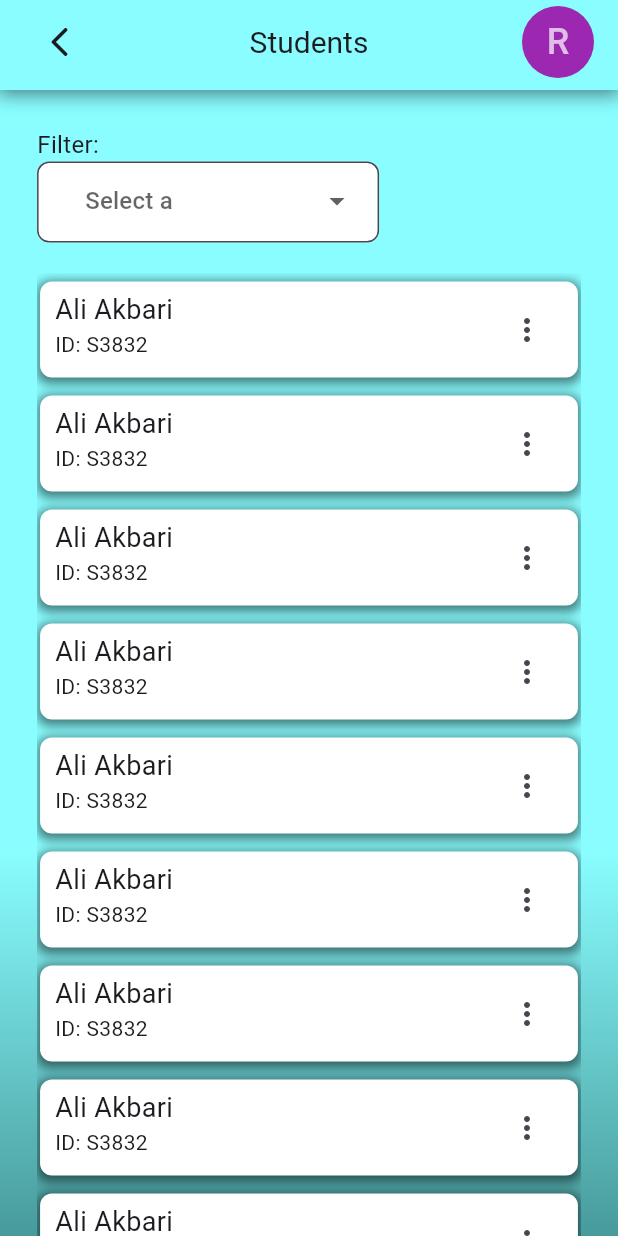
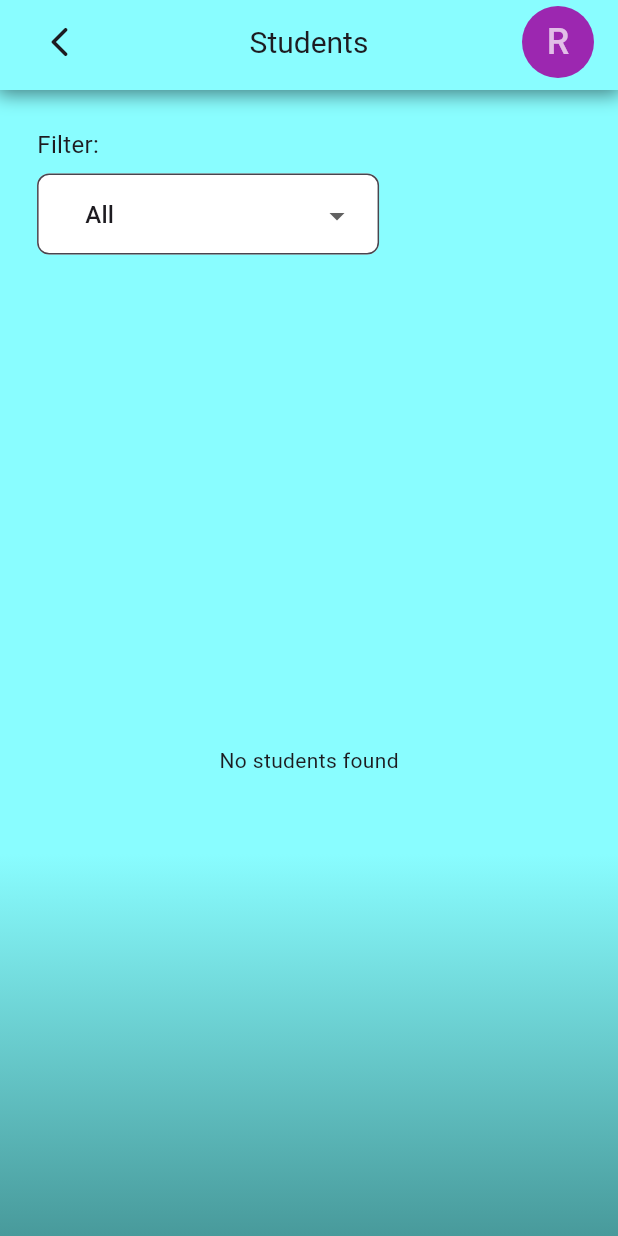
Before and after one commit to Yahya-hossaini/Registration-System, a Flutter app: the StudentsListScreen screen opened by its route, on a phone screen of 412 x 824 dp. Run offline on Flutter 3.47's test engine with Material 3 defaults, Android fonts, the phone set to English and light mode, and no system bars; our stand-ins replace dropdown_button2, sqflite; accounts and stored records are empty.

Commit message:
Setting up configurations for students_list_screen:
showing the students data in a list.
filtering then based on their department.
creating buttons for delete and edit.

```diff
--- a/lib/database_helper.dart
+++ b/lib/database_helper.dart
@@ -46,10 +46,20 @@ class DatabaseHelper {
 
   Future<List<Map<String, dynamic>>> getAllRegistrations() async {
     final db = await instance.database;
-    return await db.query('registrations'); // Replace with your actual table name
+    return await db.query('registrations');
   }
 
-  // Future<List<String>> getAllNames() async {
+  Future<int> deleteStudent(int id) async {
+    final db = await instance.database;
+    return await db.delete(
+      'registrations',
+      where: 'id = ?',
+      whereArgs: [id],
+    );
+  }
+
+
+// Future<List<String>> getAllNames() async {
   //   final db = await instance.database;
   //
   //   final result = await db.query(
--- a/lib/screens/students_list_screen.dart
+++ b/lib/screens/students_list_screen.dart
@@ -1,6 +1,9 @@
 import 'package:flutter/material.dart';
+import 'package:provider/provider.dart';
 import 'package:registration_system/widgets/custom_appbar.dart';
 import 'package:dropdown_button2/dropdown_button2.dart';
+import '../data_provider.dart';
+import '../database_helper.dart';
 
 class StudentsListScreen extends StatefulWidget {
   static const routeName = '/students-list-Screen';
@@ -18,105 +21,35 @@ class _StudentsListScreenState extends State<StudentsListScreen> {
     'Only Network',
     'Only Database'
   ];
-  String? _selectedValue;
+  String? _selectedValue = 'All';
 
-  List<Map<String, dynamic>> students = [
-    {
-      'id': 'S3832',
-      'name': 'Ali',
-      'last name': 'Akbari',
-      'age': 20,
-      'department': 'Software',
-    },
-    {
-      'id': 'S3832',
-      'name': 'Ali',
-      'last name': 'Akbari',
-      'age': 20,
-      'department': 'Software',
-    },
-    {
-      'id': 'S3832',
-      'name': 'Ali',
-      'last name': 'Akbari',
-      'age': 20,
-      'department': 'Software',
-    },
-    {
-      'id': 'S3832',
-      'name': 'Ali',
-      'last name': 'Akbari',
-      'age': 20,
-      'department': 'Software',
-    },
-    {
-      'id': 'S3832',
-      'name': 'Ali',
-      'last name': 'Akbari',
-      'age': 20,
-      'department': 'Software',
-    },
-    {
-      'id': 'S3832',
-      'name': 'Ali',
-      'last name': 'Akbari',
-      'age': 20,
-      'department': 'Software',
-    },
-    {
-      'id': 'S3832',
-      'name': 'Ali',
-      'last name': 'Akbari',
-      'age': 20,
-      'department': 'Software',
-    },
-    {
-      'id': 'S3832',
-      'name': 'Ali',
-      'last name': 'Akbari',
-      'age': 20,
-      'department': 'Software',
-    },
-    {
-      'id': 'S3832',
-      'name': 'Ali',
-      'last name': 'Akbari',
-      'age': 20,
-      'department': 'Software',
-    },
-    {
-      'id': 'S3832',
-      'name': 'Ali',
-      'last name': 'Akbari',
-      'age': 20,
-      'department': 'Software',
-    },
-    {
-      'id': 'S3832',
-      'name': 'Ali',
-      'last name': 'Akbari',
-      'age': 20,
-      'department': 'Software',
-    },
-    {
-      'id': 'S3832',
-      'name': 'Ali',
-      'last name': 'Akbari',
-      'age': 20,
-      'department': 'Software',
-    },
-    {
-      'id': 'S3832',
-      'name': 'Ali',
-      'last name': 'Akbari',
-      'age': 20,
-      'department': 'Software',
-    },
-  ];
+  @override
+  void initState() {
+    super.initState();
+    Future.microtask(() =>
+        Provider.of<DataProvider>(context, listen: false)
+            .fetchRegisteredStudents());
+  }
 
   @override
   Widget build(BuildContext context) {
     final size = MediaQuery.of(context).size;
+    final students = Provider.of<DataProvider>(context).registration;
+
+    // Filter logic
+    List<Map<String, dynamic>> filteredStudents = _selectedValue == 'All'
+        ? students
+        : students.where((student) {
+      final department = student['department']?.toString().toLowerCase() ?? '';
+      if (_selectedValue == 'Only Software') {
+        return department == 'software';
+      } else if (_selectedValue == 'Only Network') {
+        return department == 'network';
+      } else if (_selectedValue == 'Only Database') {
+        return department == 'database';
+      }
+      return true;
+    }).toList();
 
     return Scaffold(
       appBar: CustomAppBar().buildPreferredSize(context, 'Students'),
@@ -139,17 +72,11 @@ class _StudentsListScreenState extends State<StudentsListScreen> {
             right: size.width * 0.06,
             top: size.height * 0.03,
           ),
-          child: Center(
           child: Column(
             crossAxisAlignment: CrossAxisAlignment.start,
             children: [
-                Column(
-                  crossAxisAlignment: CrossAxisAlignment.start,
-                  children: [
-                    const Text(
-                      'Filter:',
-                      style: TextStyle(fontSize: 16),
-                    ),
+              const Text('Filter:', style: TextStyle(fontSize: 16)),
+              const SizedBox(height: 8),
               SizedBox(
                 width: 228,
                 height: 54,
@@ -157,51 +84,35 @@ class _StudentsListScreenState extends State<StudentsListScreen> {
                   decoration: InputDecoration(
                     filled: true,
                     fillColor: Colors.white,
-                          hintText: 'Select a department',
                     border: OutlineInputBorder(
                       borderRadius: BorderRadius.circular(8),
                     ),
                   ),
                   isExpanded: true,
-                        hint: const Text(
-                          'Select a department',
-                          style: TextStyle(fontSize: 16),
-                        ),
+                  hint: const Text('Select a department', style: TextStyle(fontSize: 16)),
                   value: _selectedValue,
                   onChanged: (String? newValue) {
                     setState(() {
                       _selectedValue = newValue;
                     });
                   },
-                        items: _options
-                            .map(
-                              (item) => DropdownMenuItem(
+                  items: _options.map((item) => DropdownMenuItem(
                     value: item,
-                                child: Text(
-                                  item,
-                                  style: const TextStyle(
-                                    fontSize: 16,
+                    child: Text(item, style: const TextStyle(fontSize: 16)),
+                  )).toList(),
                 ),
               ),
-                              ),
-                            )
-                            .toList(),
-                      ),
-                    ),
-                  ],
-                ),
-                const SizedBox(
-                  height: 20,
-                ),
+              const SizedBox(height: 20),
               Expanded(
-                  child: ListView.builder(
-                    itemCount: students.length,
+                child: filteredStudents.isEmpty
+                    ? const Center(child: Text('No students found'))
+                    : ListView.builder(
+                  itemCount: filteredStudents.length,
                   itemBuilder: (context, index) {
+                    final student = filteredStudents[index];
                     return Container(
-                        padding: const EdgeInsets.symmetric(
-                            horizontal: 10, vertical: 6),
-                        margin: const EdgeInsets.symmetric(
-                            vertical: 6, horizontal: 2),
+                      padding: const EdgeInsets.symmetric(horizontal: 10, vertical: 6),
+                      margin: const EdgeInsets.symmetric(vertical: 6, horizontal: 2),
                       decoration: BoxDecoration(
                         color: Colors.white,
                         borderRadius: BorderRadius.circular(8),
@@ -221,17 +132,35 @@ class _StudentsListScreenState extends State<StudentsListScreen> {
                         children: [
                           Column(
                             crossAxisAlignment: CrossAxisAlignment.start,
+                            mainAxisAlignment: MainAxisAlignment.center,
                             children: [
                               Text(
-                                  '${students[index]['name']} ${students[index]['last name']}',
+                                '${student['name']} ${student['lastName']}',
                                 style: const TextStyle(fontSize: 18),
                               ),
-                                Text('ID: ${students[index]['id']}'),
+                              Text('ID: ${student['studentId']}'),
                             ],
                           ),
-                            IconButton(
-                              onPressed: () {},
-                              icon: const Icon(Icons.more_vert_outlined),
+                          PopupMenuButton<String>(
+                            onSelected: (value) async {
+                              if (value == 'edit') {
+                              } else if (value == 'delete') {
+                                await DatabaseHelper.instance
+                                    .deleteStudent(student['id']);
+                                await Provider.of<DataProvider>(context, listen: false)
+                                    .fetchRegisteredStudents();
+                              }
+                            },
+                            itemBuilder: (BuildContext context) => [
+                              const PopupMenuItem(
+                                value: 'edit',
+                                child: Text('Edit'),
+                              ),
+                              const PopupMenuItem(
+                                value: 'delete',
+                                child: Text('Delete'),
+                              ),
+                            ],
                           ),
                         ],
                       ),
@@ -243,7 +172,6 @@ class _StudentsListScreenState extends State<StudentsListScreen> {
           ),
         ),
       ),
-      ),
     );
   }
 }
```
Lines whose indentation alone changed are shown as unchanged.
